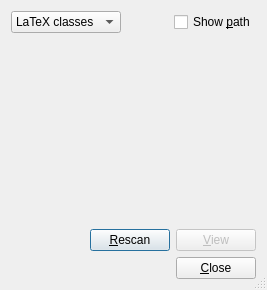
The window that src/frontends/qt4/ui/QTexinfoUi.ui (cburschka/lyx) describes before a commit, drawn with Qt 5.
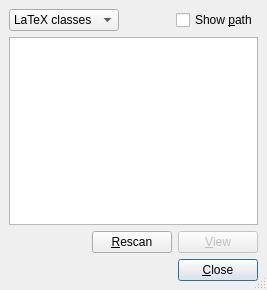
The same window after the commit. Custom widgets are drawn as their Qt base class.

Commit message:
get rid of convenience classes in the following dialogs (and associated implementation files):
Index: src/frontends/qt4/ui/QErrorListUi.ui
Index: src/frontends/qt4/ui/QExternalUi.ui
Index: src/frontends/qt4/ui/QSendtoUi.ui
Index: src/frontends/qt4/ui/QSpellcheckerUi.ui
Index: src/frontends/qt4/ui/QThesaurusUi.ui
Index: src/frontends/qt4/ui/QTexinfoUi.ui
Index: src/frontends/qt4/ui/QRefUi.ui

What changed in the file:
```diff
--- a/src/frontends/qt4/ui/QTexinfoUi.ui
+++ b/src/frontends/qt4/ui/QTexinfoUi.ui
@@ -18,14 +18,17 @@
   <property name="sizeGripEnabled" >
    <bool>true</bool>
   </property>
-  <layout class="QVBoxLayout" >
+  <layout class="QGridLayout" >
    <property name="margin" >
-    <number>11</number>
+    <number>9</number>
    </property>
    <property name="spacing" >
     <number>6</number>
    </property>
-   <item>
+   <item row="1" column="0" >
+    <widget class="QListWidget" name="fileList" />
+   </item>
+   <item row="3" column="0" >
     <layout class="QHBoxLayout" >
      <property name="margin" >
       <number>0</number>
@@ -33,28 +36,6 @@
      <property name="spacing" >
       <number>6</number>
      </property>
-     <item>
-      <widget class="QComboBox" name="whatStyle" >
-       <property name="toolTip" >
-        <string>Selected classes or styles</string>
-       </property>
-       <item>
-        <property name="text" >
-         <string>LaTeX classes</string>
-        </property>
-       </item>
-       <item>
-        <property name="text" >
-         <string>LaTeX styles</string>
-        </property>
-       </item>
-       <item>
-        <property name="text" >
-         <string>BibTeX styles</string>
-        </property>
-       </item>
-      </widget>
-     </item>
      <item>
       <spacer>
        <property name="orientation" >
@@ -72,25 +53,18 @@
       </spacer>
      </item>
      <item>
-      <widget class="QCheckBox" name="path" >
+      <widget class="QPushButton" name="closePB" >
        <property name="toolTip" >
         <string>Toggles view of the file list</string>
        </property>
        <property name="text" >
-        <string>Show &amp;path</string>
+        <string>&amp;Close</string>
        </property>
       </widget>
      </item>
     </layout>
    </item>
-   <item>
-    <widget class="Q3ListBox" name="fileList" >
-     <property name="toolTip" >
-      <string>Installed files</string>
-     </property>
-    </widget>
-   </item>
-   <item>
+   <item row="2" column="0" >
     <layout class="QHBoxLayout" >
      <property name="margin" >
       <number>0</number>
@@ -139,7 +113,7 @@
      </item>
     </layout>
    </item>
-   <item>
+   <item row="0" column="0" >
     <layout class="QHBoxLayout" >
      <property name="margin" >
       <number>0</number>
@@ -147,6 +121,28 @@
      <property name="spacing" >
       <number>6</number>
      </property>
+     <item>
+      <widget class="QComboBox" name="whatStyle" >
+       <property name="toolTip" >
+        <string>Selected classes or styles</string>
+       </property>
+       <item>
+        <property name="text" >
+         <string>LaTeX classes</string>
+        </property>
+       </item>
+       <item>
+        <property name="text" >
+         <string>LaTeX styles</string>
+        </property>
+       </item>
+       <item>
+        <property name="text" >
+         <string>BibTeX styles</string>
+        </property>
+       </item>
+      </widget>
+     </item>
      <item>
       <spacer>
        <property name="orientation" >
@@ -164,12 +160,12 @@
       </spacer>
      </item>
      <item>
-      <widget class="QPushButton" name="closePB" >
+      <widget class="QCheckBox" name="path" >
        <property name="toolTip" >
         <string>Close this dialog</string>
        </property>
        <property name="text" >
-        <string>&amp;Close</string>
+        <string>Show &amp;path</string>
        </property>
       </widget>
      </item>
@@ -178,15 +174,6 @@
   </layout>
  </widget>
  <pixmapfunction>qPixmapFromMimeSource</pixmapfunction>
- <customwidgets>
-  <customwidget>
-   <class>Q3ListBox</class>
-   <extends></extends>
-   <header>q3listbox.h</header>
-   <container>0</container>
-   <pixmap></pixmap>
-  </customwidget>
- </customwidgets>
  <tabstops>
   <tabstop>whatStyle</tabstop>
   <tabstop>path</tabstop>
```
Left out of the diff: 5 changed lines with no effect on the pictures. The commit also changes 26 other files.
